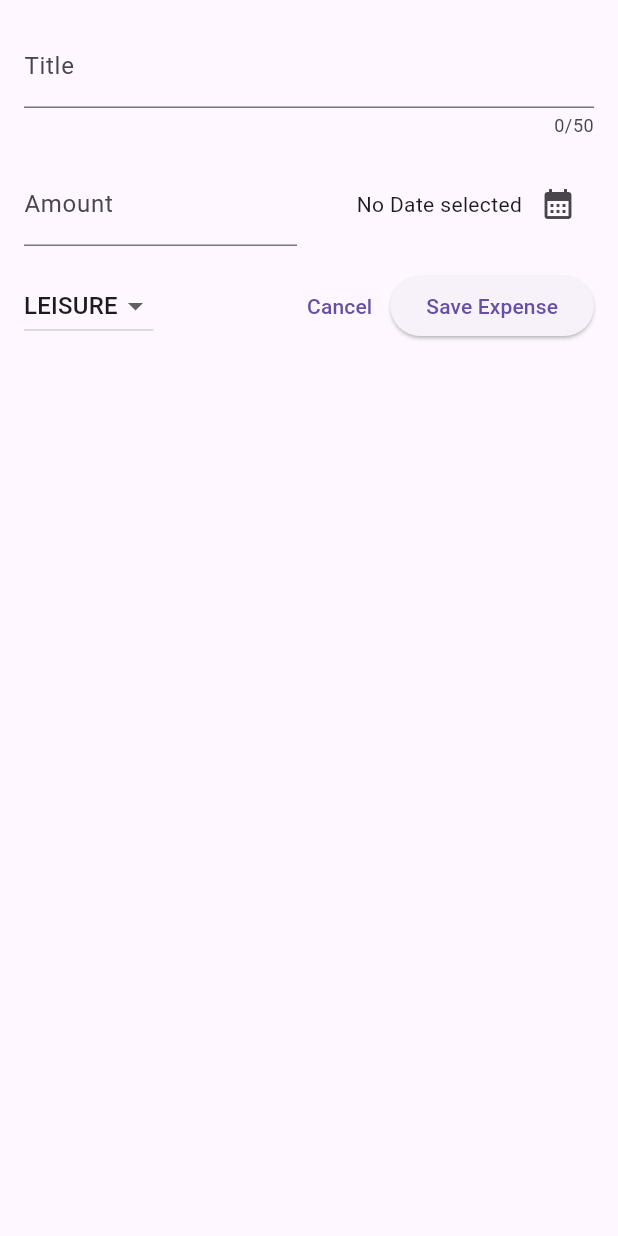
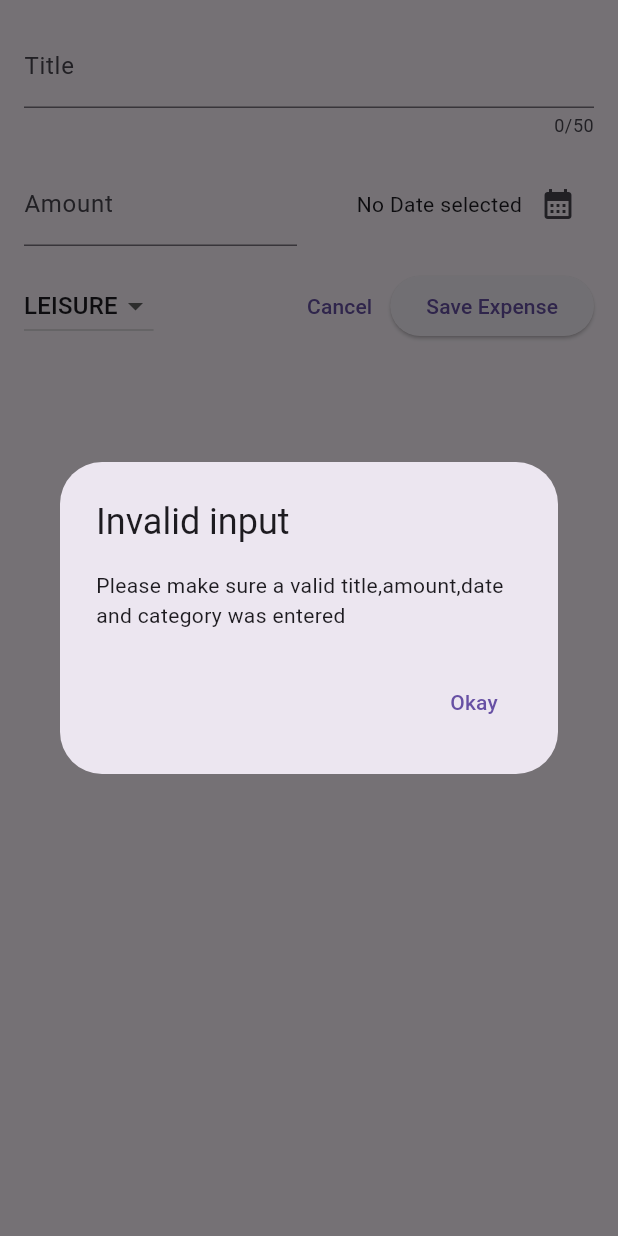
Before and after one commit to Wilson-Ochieng/Expenses-Tracker, a Flutter app: the NewExpense widget shown alone on an empty page, opened directly, after a tap on "Save Expense", on a phone screen of 412 x 824 dp. Run offline on Flutter 3.47's test engine with Material 3 defaults, Android fonts, the phone set to English and light mode, and no system bars.

Commit message:
Updated added validation logic and updated  README.md file

```diff
--- a/lib/widgets/new_expense.dart
+++ b/lib/widgets/new_expense.dart
@@ -17,8 +17,6 @@ class _NewExpenseState extends State<NewExpense> {
   DateTime? _selectedDate;
   Category _selectedCategory = Category.leisure;
 
-
-
   void _presentDatePicker() async {
     final now = DateTime.now();
 
@@ -33,6 +31,28 @@ class _NewExpenseState extends State<NewExpense> {
     setState(() {
       _selectedDate = pickedDate;
     });
+  }
+
+  void _submitExpenseData() {
+    final enteredAmount = double.tryParse(_amountController.text);
+    final amountIsInvalid = enteredAmount == null || enteredAmount <= 0;
+    if (_titleController.text.trim().isEmpty ||
+        amountIsInvalid ||
+        _selectedDate == null) ;
+    //show the error message
+    showDialog(
+        context: context,
+        builder: (ctx) => AlertDialog(
+              title: const Text('Invalid input'),
+              content: const Text(
+                  'Please make sure a valid title,amount,date and category was entered'),
+              actions: [
+                TextButton(
+                    onPressed: () => {Navigator.pop(context)},
+                    child: const Text('Okay'))
+              ],
+            ));
+            return;
   }
 
   @override
@@ -55,7 +75,6 @@ class _NewExpenseState extends State<NewExpense> {
               label: Text('Title'),
             ),
           ),
-
           const SizedBox(height: 16),
           Row(
             children: [
@@ -109,8 +128,6 @@ class _NewExpenseState extends State<NewExpense> {
                     }
 
                     _selectedCategory = value;
-
-
                   });
                 },
               ),
@@ -122,10 +139,7 @@ class _NewExpenseState extends State<NewExpense> {
                 child: const Text('Cancel'),
               ),
               ElevatedButton(
-                onPressed: () {
-                  print(_titleController.text);
-                  print(_amountController.text);
-                },
+                onPressed: _submitExpenseData,
                 child: const Text('Save Expense'),
               )
             ],
```
Also changed, not shown: 1 other file.
